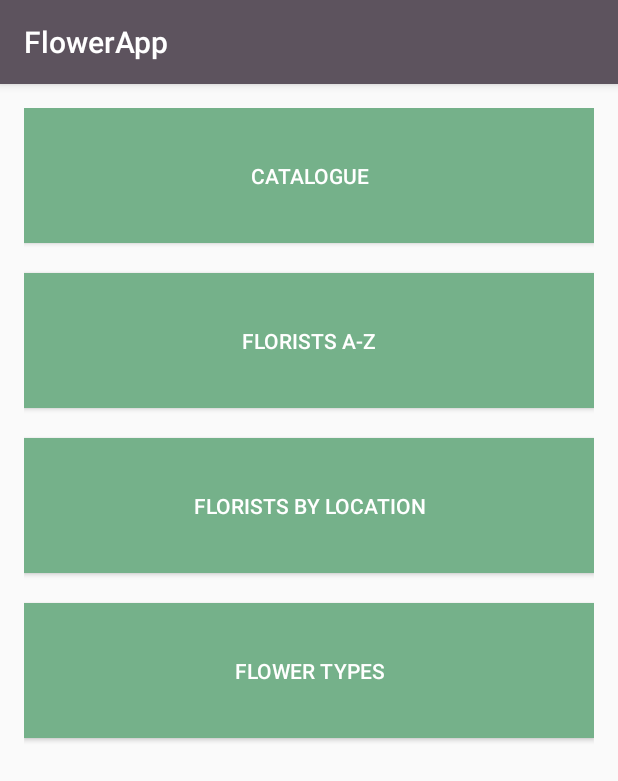
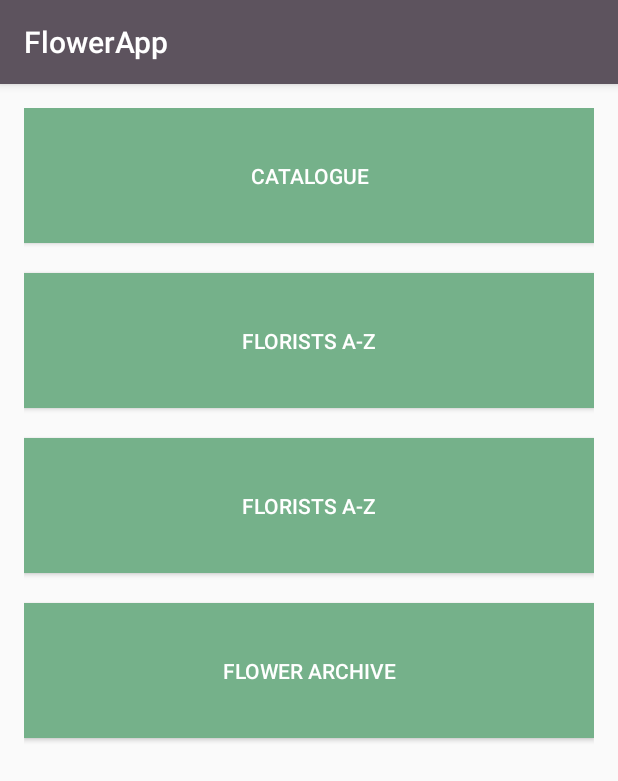
Before and after one commit to LeonMulvaney/FlowerApp, an Android app: the screen it shows after launch (MainActivity), on a phone screen of 412 x 824 dp. Shown: the top 781 px of the screen. Run offline under Robolectric (Android 15) with nearby library versions, the phone set to English and light mode, and no system bars.

Commit message:
Strings added instead of hardcoded text

```diff
--- a/app/src/main/AndroidManifest.xml
+++ b/app/src/main/AndroidManifest.xml
@@ -15,7 +15,8 @@
                 <category android:name="android.intent.category.LAUNCHER" />
             </intent-filter>
         </activity>
-        <activity android:name=".catalogue"></activity>
+        <activity android:name=".catalogue" />
+        <activity android:name=".floristsaz"></activity>
     </application>
 
 </manifest>
--- a/app/src/main/res/layout/activity_main.xml
+++ b/app/src/main/res/layout/activity_main.xml
@@ -15,7 +15,7 @@
         android:id="@+id/CatalogueHomeBtn"
         android:layout_width="fill_parent"
         android:layout_height="90dp"
-        android:text = "Catalogue"
+        android:text = "@string/catalogue"
         android:textColor = "#FFFFFF"
         android:background= "@color/colorAccent"
         android:layout_marginBottom="20dp"
@@ -26,10 +26,11 @@
         android:id="@+id/FloristsAZHomeBtn"
         android:layout_width="fill_parent"
         android:layout_height="90dp"
-        android:text = "Florists A-Z"
+        android:text = "@string/FloristsAZ"
         android:textColor = "#FFFFFF"
         android:background= "@color/colorAccent"
         android:layout_marginBottom="20dp"
+        android:onClick="viewFloristsAZ"
 
         />
 
@@ -37,7 +38,7 @@
         android:id="@+id/FloristLocationHomeBtn"
         android:layout_width="fill_parent"
         android:layout_height="90dp"
-        android:text = "Florists By Location"
+        android:text = "@string/floristsByLocation"
         android:textColor = "#FFFFFF"
         android:background= "@color/colorAccent"
         android:layout_marginBottom="20dp"
@@ -47,7 +48,7 @@
         android:id="@+id/FlowerTypesHomeBtn"
         android:layout_width="fill_parent"
         android:layout_height="90dp"
-        android:text = "Flower Types"
+        android:text = "@string/flowerArchive"
         android:textColor = "#FFFFFF"
         android:background= "@color/colorAccent"
 
--- a/app/src/main/res/values/strings.xml
+++ b/app/src/main/res/values/strings.xml
@@ -1,3 +1,19 @@
 <resources>
     <string name="app_name">FlowerApp</string>
+
+    <!-- HomePage -->
+    <string name="catalogue">Catalogue</string>
+    <string name="FloristsAZ">Florists A-Z</string>
+    <string name="floristsByLocation">Florists A-Z </string>
+    <string name="flowerArchive">Flower Archive</string>
+
+    <string name="home">Return to Home</string>
+    <!-- Catalogue Section-->
+
+
+    <!-- Florists A-Z Section-->
+    <string name="southCountyDublin">South County Dublin</string>
+    <string name="northCountyDublin">North County Dublin</string>
+    <string name="dublinCity">Dublin City</string>
+
 </resources>
```
Also changed, not shown: app/src/main/java/com/leondesigns/flowerapp/MainActivity.java (+7 -0 lines), app/src/main/java/com/leondesigns/flowerapp/floristsaz.java (added, +21 -0 lines), app/src/main/res/layout/activity_floristsaz.xml (added, +53 -0 lines), app/src/main/res/values/styles.xml (+11 -0 lines).
